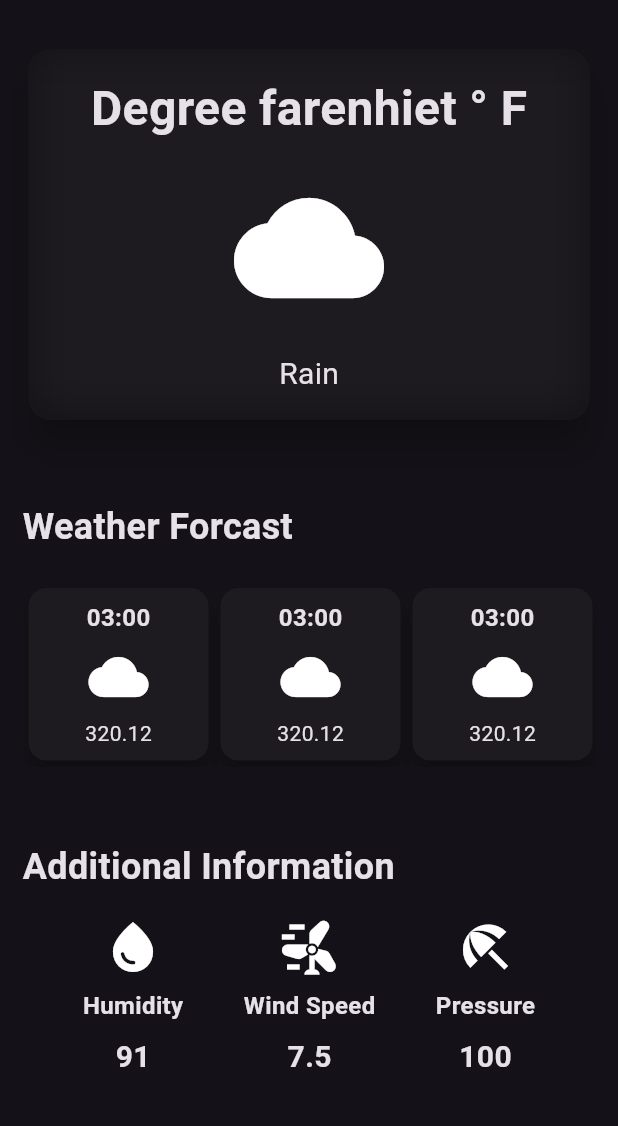
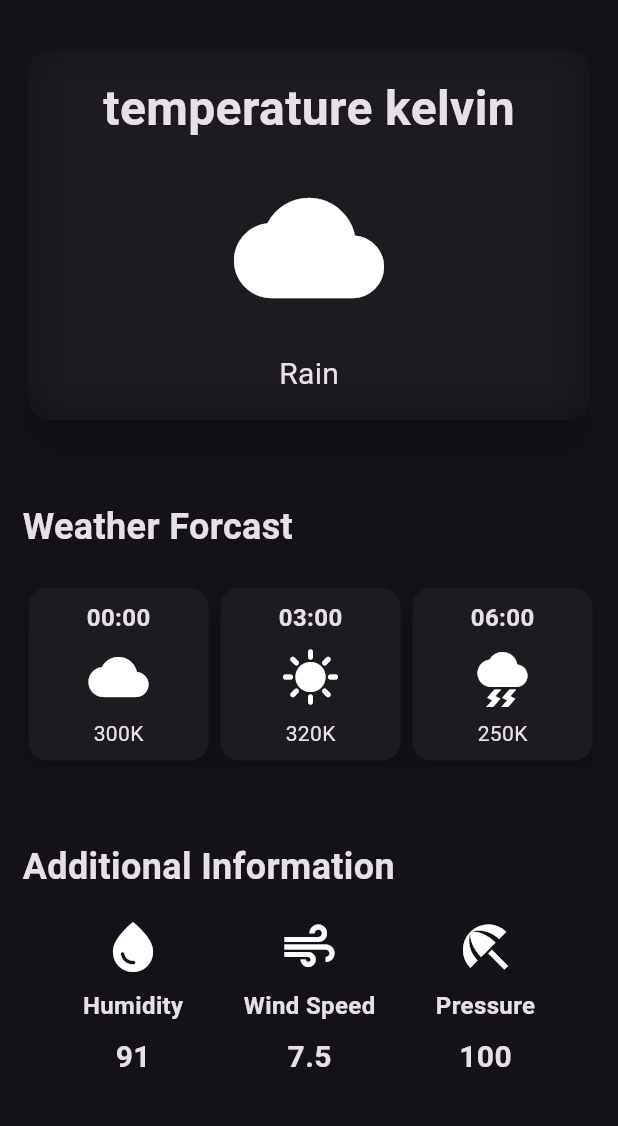
Before and after one commit to Aarush-Parashar/Weather_app_flutter, a Flutter app: the screen it shows after launch, on a phone screen of 412 x 824 dp, the part 63-1189 px from its top. Run offline on Flutter 3.47's test engine with Material 3 defaults, Android fonts, the phone set to English and light mode, and no system bars.

Commit message:
completed the UI

```diff
--- a/lib/hourly_forcast_items.dart
+++ b/lib/hourly_forcast_items.dart
@@ -1,7 +1,11 @@
 import 'package:flutter/material.dart';
 
 class HourlyForcastItem extends StatelessWidget {
-  const HourlyForcastItem({super.key});
+  final temperature;
+  final time;
+  final IconData icon;
+  const HourlyForcastItem(
+      {super.key, this.temperature, this.time, required this.icon});
 
   @override
   Widget build(BuildContext context) {
@@ -11,24 +15,24 @@ class HourlyForcastItem extends StatelessWidget {
         width: 120,
         decoration: BoxDecoration(borderRadius: BorderRadius.circular(12)),
         padding: const EdgeInsets.all(8.0),
-        child: const Column(
+        child: Column(
           children: [
             Text(
-              "03:00",
-              style: TextStyle(fontSize: 16, fontWeight: FontWeight.bold),
+              time,
+              style: const TextStyle(fontSize: 16, fontWeight: FontWeight.bold),
             ),
-            SizedBox(
+            const SizedBox(
               height: 8,
             ),
             Icon(
-              Icons.cloud,
+              icon,
               size: 40,
             ),
             SizedBox(
               height: 8,
             ),
             Text(
-              "320.12",
+              temperature,
             ),
           ],
         ),
--- a/lib/weather_screen.dart
+++ b/lib/weather_screen.dart
@@ -46,7 +46,7 @@ class WeatherScreen extends StatelessWidget {
                       child: Column(
                         children: [
                           Text(
-                            'Degree farenhiet ° F',
+                            'temperature kelvin',
                             style: TextStyle(
                               fontSize: 32,
                               fontWeight: FontWeight.bold,
@@ -82,11 +82,31 @@ class WeatherScreen extends StatelessWidget {
               scrollDirection: Axis.horizontal,
               child: Row(
                 children: [
-                  HourlyForcastItem(),
-                  HourlyForcastItem(),
-                  HourlyForcastItem(),
-                  HourlyForcastItem(),
-                  HourlyForcastItem(),
+                  HourlyForcastItem(
+                    time: "00:00",
+                    temperature: "300K",
+                    icon: Icons.cloud,
+                  ),
+                  HourlyForcastItem(
+                    time: "03:00",
+                    temperature: "320K",
+                    icon: Icons.sunny,
+                  ),
+                  HourlyForcastItem(
+                    time: "06:00",
+                    temperature: "250K",
+                    icon: Icons.thunderstorm,
+                  ),
+                  HourlyForcastItem(
+                    time: "09:00",
+                    temperature: "270K",
+                    icon: Icons.thunderstorm,
+                  ),
+                  HourlyForcastItem(
+                    time: "12:00",
+                    temperature: "300K",
+                    icon: Icons.sunny,
+                  ),
                 ],
               ),
             ),
@@ -112,7 +132,7 @@ class WeatherScreen extends StatelessWidget {
                   value: "91",
                 ),
                 AdditionalInfoItems(
-                  icon: Icons.wind_power,
+                  icon: Icons.air,
                   label: "Wind Speed",
                   value: "7.5",
                 ),
```
